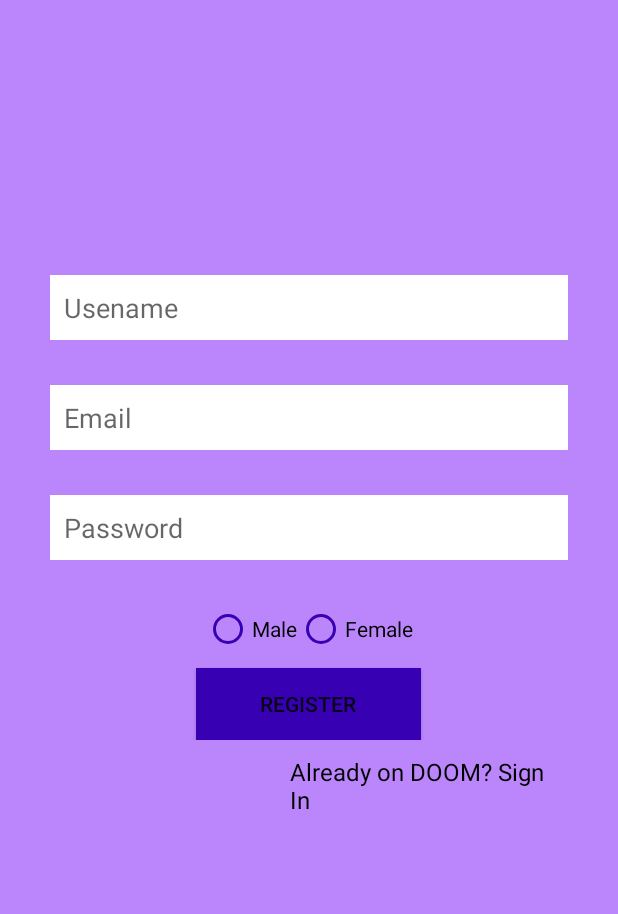
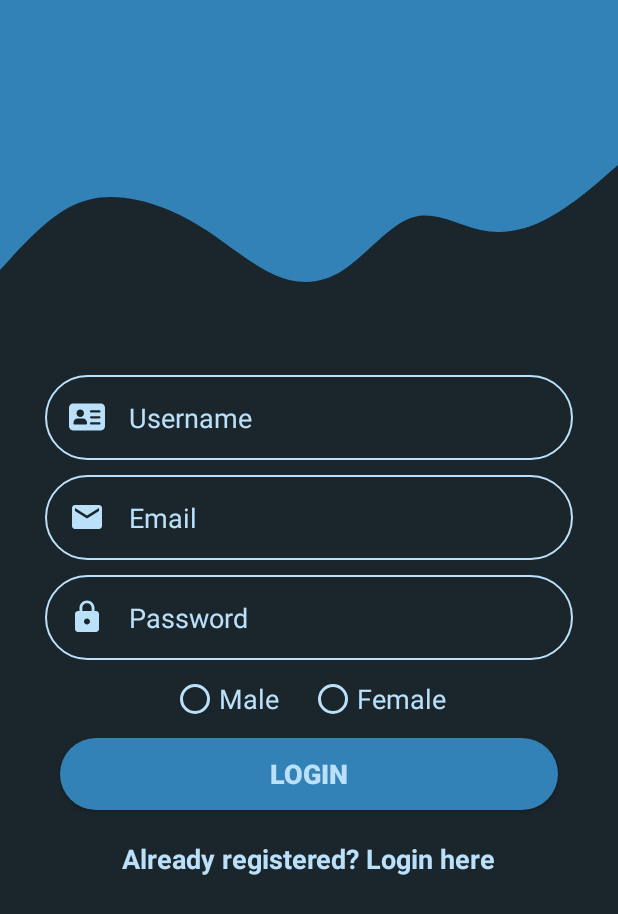
Before and after one commit to aayushjn2048/DOOM-Final, an Android app: the layout activity_registration.xml on its own in the app's theme, with its tools: preview values and no code run, on a phone screen of 412 x 824 dp. Shown: the top 914 px of the screen. Run offline under Robolectric (Android 15) with nearby library versions, the phone set to English and light mode, and no system bars.

Commit message:
Login layout updated

```diff
--- a/app/src/main/AndroidManifest.xml
+++ b/app/src/main/AndroidManifest.xml
@@ -13,14 +13,16 @@
         <activity android:name=".ChatBox" />
         <activity android:name=".WaitingZone" />
         <activity android:name=".MoodActivity"></activity>
-        <activity android:name=".LoginActivity" />
-        <activity android:name=".RegistrationActivity">
+        <activity android:name=".LoginActivity" >
             <intent-filter>
                 <action android:name="android.intent.action.MAIN" />
 
                 <category android:name="android.intent.category.LAUNCHER" />
             </intent-filter>
         </activity>
+        <activity android:name=".RegistrationActivity">
+
+        </activity>
         <activity android:name=".MainActivity" />
     </application>
 
--- a/app/src/main/java/com/doom/ChatBox.java
+++ b/app/src/main/java/com/doom/ChatBox.java
@@ -154,4 +154,10 @@ public class ChatBox extends AppCompatActivity {
             }
         });
     }
+
+    @Override
+    public void onBackPressed() {
+        Toast.makeText(ChatBox.this,"There is no back action",Toast.LENGTH_SHORT).show();
+        return;
+    }
 }
--- a/app/src/main/java/com/doom/LoginActivity.java
+++ b/app/src/main/java/com/doom/LoginActivity.java
@@ -136,4 +136,9 @@ public class LoginActivity extends AppCompatActivity {
         });
     }
 
+    @Override
+    public void onBackPressed() {
+        Toast.makeText(LoginActivity.this,"There is no back action",Toast.LENGTH_SHORT).show();
+        return;
+    }
 }
--- a/app/src/main/java/com/doom/MoodActivity.java
+++ b/app/src/main/java/com/doom/MoodActivity.java
@@ -364,4 +364,9 @@ public class MoodActivity extends AppCompatActivity {
         }
         return true;
     }
+    @Override
+    public void onBackPressed() {
+        Toast.makeText(MoodActivity.this,"There is no back action",Toast.LENGTH_SHORT).show();
+        return;
+    }
 }
--- a/app/src/main/java/com/doom/RegistrationActivity.java
+++ b/app/src/main/java/com/doom/RegistrationActivity.java
@@ -109,4 +109,9 @@ public class RegistrationActivity extends AppCompatActivity {
         });
 
     }
+    @Override
+    public void onBackPressed() {
+        Toast.makeText(RegistrationActivity.this,"There is no back action",Toast.LENGTH_SHORT).show();
+        return;
+    }
 }
--- a/app/src/main/java/com/doom/Settings.java
+++ b/app/src/main/java/com/doom/Settings.java
@@ -151,5 +151,11 @@ public class Settings extends AppCompatActivity {
             }
         });*/
     }
+    @Override
+    public void onBackPressed() {
+        Intent intent = new Intent(Settings.this, MoodActivity.class);
+        startActivity(intent);
+        return;
+    }
 
 }
--- a/app/src/main/java/com/doom/WaitingZone.java
+++ b/app/src/main/java/com/doom/WaitingZone.java
@@ -93,4 +93,9 @@ public class WaitingZone extends AppCompatActivity {
         });
 
     }
+    @Override
+    public void onBackPressed() {
+        Toast.makeText(WaitingZone.this,"There is no back action",Toast.LENGTH_SHORT).show();
+        return;
+    }
 }
--- /dev/null
+++ b/app/src/main/res/drawable/ic_id_card.xml
@@ -0,0 +1,4 @@
+<vector android:height="24dp" android:viewportHeight="512"
+    android:viewportWidth="512" android:width="24dp" xmlns:android="http://schemas.android.com/apk/res/android">
+    <path android:fillColor="#FF000000" android:pathData="m453.332,64h-394.664c-32.363,0 -58.668,26.305 -58.668,58.668v266.664c0,32.363 26.305,58.668 58.668,58.668h394.664c32.363,0 58.668,-26.305 58.668,-58.668v-266.664c0,-32.363 -26.305,-58.668 -58.668,-58.668zM160,149.332c29.398,0 53.332,23.938 53.332,53.336 0,29.395 -23.934,53.332 -53.332,53.332s-53.332,-23.938 -53.332,-53.332c0,-29.398 23.934,-53.336 53.332,-53.336zM256,346.668c0,8.832 -7.168,16 -16,16h-160c-8.832,0 -16,-7.168 -16,-16v-10.668c0,-32.363 26.305,-58.668 58.668,-58.668h74.664c32.363,0 58.668,26.305 58.668,58.668zM432,362.668h-117.332c-8.832,0 -16,-7.168 -16,-16s7.168,-16 16,-16h117.332c8.832,0 16,7.168 16,16s-7.168,16 -16,16zM432,277.332h-117.332c-8.832,0 -16,-7.168 -16,-16s7.168,-16 16,-16h117.332c8.832,0 16,7.168 16,16s-7.168,16 -16,16zM432,192h-117.332c-8.832,0 -16,-7.168 -16,-16s7.168,-16 16,-16h117.332c8.832,0 16,7.168 16,16s-7.168,16 -16,16zM432,192"/>
+</vector>
--- a/app/src/main/res/layout/activity_login.xml
+++ b/app/src/main/res/layout/activity_login.xml
@@ -84,6 +84,8 @@
             android:id="@+id/btn_signin"
             android:layout_width="match_parent"
             android:layout_height="wrap_content"
+            android:layout_marginLeft="10dp"
+            android:layout_marginRight="10dp"
             android:background="@drawable/round_bg"
             android:backgroundTint="#3282B8"
             android:gravity="center_horizontal|center_vertical"
--- a/app/src/main/res/layout/activity_registration.xml
+++ b/app/src/main/res/layout/activity_registration.xml
@@ -4,102 +4,140 @@
     xmlns:tools="http://schemas.android.com/tools"
     android:layout_width="match_parent"
     android:layout_height="match_parent"
-    android:background="@color/purple_200"
+    android:background="#1B262C"
     android:orientation="vertical"
-    android:padding="3dp"
     tools:context=".RegistrationActivity">
+
+    <View
+        android:id="@+id/topView"
+        android:layout_width="match_parent"
+        android:layout_height="100dp"
+        android:background="#3282B8"
+        app:layout_constraintEnd_toEndOf="parent"
+        app:layout_constraintHorizontal_bias="0.0"
+        app:layout_constraintStart_toStartOf="parent"
+        app:layout_constraintTop_toTopOf="parent" />
+
+    <View
+        android:id="@+id/view2"
+        android:layout_width="match_parent"
+        android:layout_height="100dp"
+        android:background="@drawable/ic_wave_latest"
+        app:layout_constraintEnd_toEndOf="parent"
+        app:layout_constraintStart_toStartOf="parent"
+        app:layout_constraintTop_toBottomOf="@+id/topView" />
 
     <LinearLayout
         android:layout_width="match_parent"
         android:layout_height="match_parent"
-        android:layout_marginStart="30dp"
-        android:layout_marginLeft="30dp"
-        android:layout_marginEnd="30dp"
-        android:layout_marginRight="30dp"
         android:orientation="vertical"
-        android:paddingTop="30dp">
-        <LinearLayout
-            android:layout_width="match_parent"
-            android:layout_height="wrap_content"
-            android:layout_marginTop="100dp"
-            android:gravity="center"
-            android:orientation="vertical">
+        android:paddingLeft="30dp"
+        android:paddingRight="30dp">
+
         <EditText
             android:id="@+id/etuserName"
             android:layout_width="match_parent"
             android:layout_height="wrap_content"
             android:layout_marginTop="50dp"
-                android:layout_marginBottom="30dp"
-                android:background="@color/white"
+            android:layout_marginBottom="10dp"
+            android:background="@drawable/round_border"
+            android:drawableStart="@drawable/ic_id_card"
+            android:drawablePadding="16dp"
+            android:drawableTint="@color/colorPrimary"
             android:ems="10"
-                android:hint="Usename"
+            android:hint="Username"
             android:inputType="textPersonName"
-                android:padding="9dp" ></EditText>
+            android:padding="16dp"
+            android:textColor="@color/colorPrimary"
+            android:textColorHint="@color/colorPrimary" />
+
         <EditText
             android:id="@+id/etEmail"
             android:layout_width="match_parent"
             android:layout_height="wrap_content"
-                android:layout_marginBottom="30dp"
-                android:background="@color/white"
+            android:layout_marginBottom="10dp"
+            android:background="@drawable/round_border"
+            android:drawableStart="@drawable/ic_email"
+            android:drawablePadding="16dp"
+            android:drawableTint="@color/colorPrimary"
             android:ems="10"
             android:hint="Email"
             android:inputType="textEmailAddress"
-                android:padding="9dp" ></EditText>
+            android:padding="16dp"
+            android:textColor="@color/colorPrimary"
+            android:textColorHint="@color/colorPrimary" />
 
         <EditText
             android:id="@+id/etPassword"
             android:layout_width="match_parent"
             android:layout_height="wrap_content"
-                android:background="@color/white"
+            android:layout_marginBottom="10dp"
+            android:background="@drawable/round_border"
+            android:drawableStart="@drawable/ic_lock"
+            android:drawablePadding="16dp"
+            android:drawableTint="@color/colorPrimary"
             android:ems="10"
-                android:layout_marginBottom="30dp"
             android:hint="Password"
             android:inputType="textPassword"
-                android:padding="9dp" ></EditText>
+            android:padding="16dp"
+            android:textColor="@color/colorPrimary"
+            android:textColorHint="@color/colorPrimary" />
 
         <RadioGroup
             android:id="@+id/gender"
             android:layout_width="wrap_content"
             android:layout_height="wrap_content"
+            android:layout_gravity="center_horizontal"
             android:orientation="horizontal">
 
             <RadioButton
                 android:id="@+id/male"
                 android:layout_width="wrap_content"
                 android:layout_height="wrap_content"
-                    android:buttonTint="@color/colorPrimaryDark"
-                    android:text="Male"></RadioButton>
+                android:layout_marginRight="20dp"
+                android:buttonTint="@color/colorPrimary"
+                android:text="Male"
+                android:textColor="@color/colorPrimary"
+                android:textSize="18sp" />
 
             <RadioButton
                 android:id="@+id/female"
                 android:layout_width="wrap_content"
                 android:layout_height="wrap_content"
-                    android:buttonTint="@color/colorPrimaryDark"
-                    android:text="Female"></RadioButton>
+                android:buttonTint="@color/colorPrimary"
+                android:text="Female"
+                android:textColor="@color/colorPrimary"
+                android:textSize="18sp" />
 
         </RadioGroup>
 
         <Button
             android:id="@+id/btn_signup"
-                android:layout_width="150dp"
+            android:layout_width="match_parent"
             android:layout_height="wrap_content"
+            android:layout_marginLeft="10dp"
             android:layout_marginTop="10dp"
-                android:background="@color/colorPrimaryDark"
-                android:padding="13dp"
-                android:text="REGISTER"
-                app:cornerRadius="4dp" />
-
-        </LinearLayout>
+            android:layout_marginRight="10dp"
+            android:background="@drawable/round_bg"
+            android:backgroundTint="#3282B8"
+            android:gravity="center_horizontal|center_vertical"
+            android:text="LOGIN"
+            android:textColor="@color/colorPrimary"
+            android:textSize="18sp"
+            android:textStyle="bold" />
 
         <TextView
             android:id="@+id/tvreg"
             android:layout_width="wrap_content"
             android:layout_height="wrap_content"
-            android:layout_marginLeft="160dp"
-            android:layout_marginTop="10dp"
-            android:text="Already on DOOM? Sign In"
-            android:textColor="@android:color/black"
-            android:textSize="16sp"
-            android:textStyle="normal" />
+            android:layout_gravity="center_horizontal"
+            android:layout_marginTop="20dp"
+            android:text="Already registered? Login here"
+            android:textAlignment="center"
+            android:textColor="@color/colorPrimary"
+            android:textSize="18sp"
+            android:textStyle="bold" />
+
     </LinearLayout>
+
 </LinearLayout>
```
Lines whose indentation alone changed are shown as unchanged.
